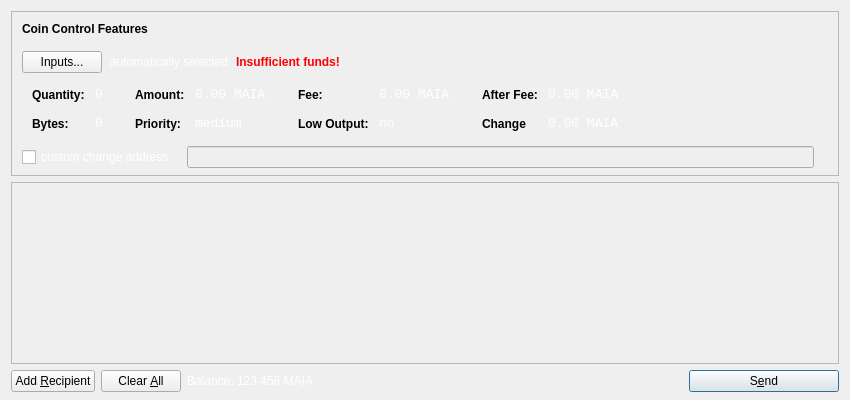
Qt form src/qt/forms/sendcoinsdialog.ui (GryfenCrypto/gryfencoin) before a commit.
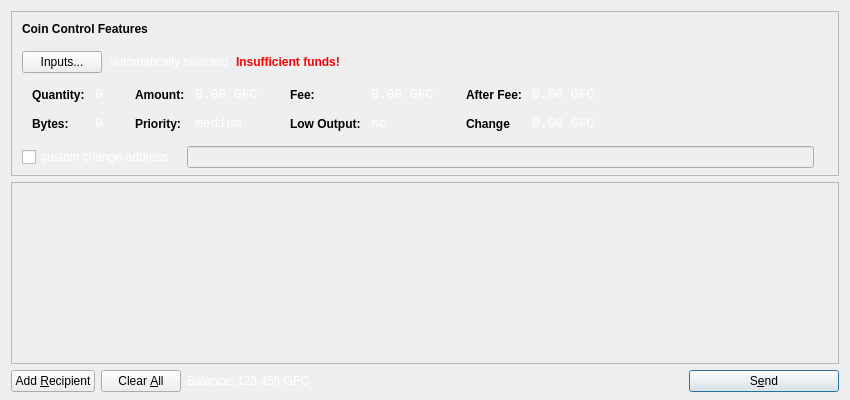
The same form after that commit. Icons and pictures are not drawn.

Diff of the .ui file:
```diff
--- a/src/qt/forms/sendcoinsdialog.ui
+++ b/src/qt/forms/sendcoinsdialog.ui
@@ -367,7 +367,7 @@
                   <enum>Qt::ActionsContextMenu</enum>
                  </property>
                  <property name="text">
-                  <string>0.00 MAIA</string>
+                  <string>0.00 GFC</string>
                  </property>
                  <property name="textInteractionFlags">
                   <set>Qt::LinksAccessibleByMouse|Qt::TextSelectableByKeyboard|Qt::TextSelectableByMouse</set>
@@ -453,7 +453,7 @@
                   <enum>Qt::ActionsContextMenu</enum>
                  </property>
                  <property name="text">
-                  <string>0.00 MAIA</string>
+                  <string>0.00 GFC</string>
                  </property>
                  <property name="textInteractionFlags">
                   <set>Qt::LinksAccessibleByMouse|Qt::TextSelectableByKeyboard|Qt::TextSelectableByMouse</set>
@@ -539,7 +539,7 @@
                   <enum>Qt::ActionsContextMenu</enum>
                  </property>
                  <property name="text">
-                  <string>0.00 MAIA</string>
+                  <string>0.00 GFC</string>
                  </property>
                  <property name="textInteractionFlags">
                   <set>Qt::LinksAccessibleByMouse|Qt::TextSelectableByKeyboard|Qt::TextSelectableByMouse</set>
@@ -571,7 +571,7 @@
                   <enum>Qt::ActionsContextMenu</enum>
                  </property>
                  <property name="text">
-                  <string>0.00 MAIA</string>
+                  <string>0.00 GFC</string>
                  </property>
                  <property name="textInteractionFlags">
                   <set>Qt::LinksAccessibleByMouse|Qt::TextSelectableByKeyboard|Qt::TextSelectableByMouse</set>
@@ -787,7 +787,7 @@
           <cursorShape>IBeamCursor</cursorShape>
          </property>
          <property name="text">
-          <string>123.456 MAIA</string>
+          <string>123.456 GFC</string>
          </property>
          <property name="textInteractionFlags">
           <set>Qt::LinksAccessibleByMouse|Qt::TextSelectableByKeyboard|Qt::TextSelectableByMouse</set>
```
